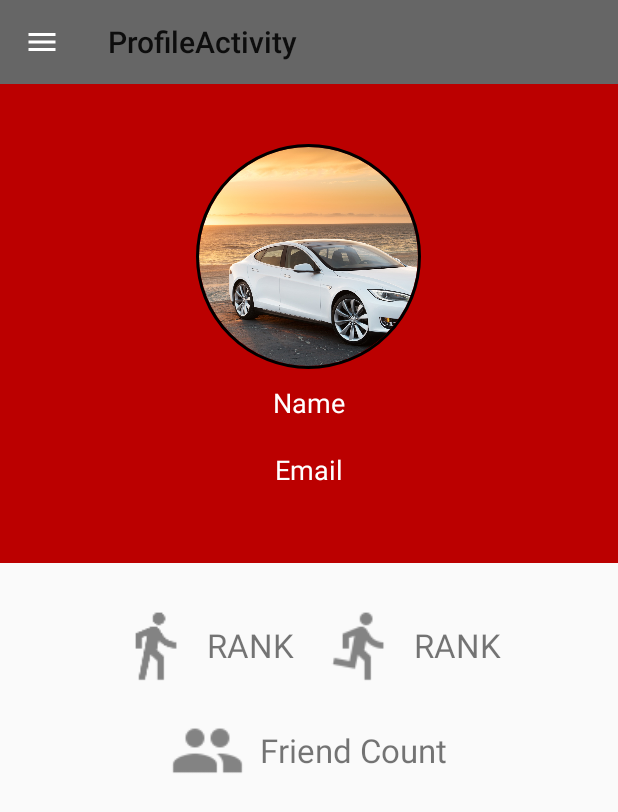
After one commit to SnackKing/FitnessTracker, an Android app: the ProfileActivity screen opened directly, with no data from a screen before it, on a phone screen of 412 x 824 dp. The commit adds this screen. Shown: the top 812 px of the screen. Run offline under Robolectric (Android 15) with nearby library versions, the phone set to English and light mode, and no system bars; our stand-ins replace CircleImageView.

Commit message:
Added Profile Page files and filled in layout

```diff
--- a/app/build.gradle
+++ b/app/build.gradle
@@ -31,6 +31,7 @@ dependencies {
     compile 'com.firebase:firebase-client-android:2.5.2'
     implementation 'com.android.support:appcompat-v7:27.0.2'
     implementation 'com.android.support:design:27.0.2'
+    compile 'de.hdodenhof:circleimageview:2.2.0'
 
     testImplementation 'junit:junit:4.12'
     androidTestImplementation 'com.android.support.test:runner:1.0.1'
@@ -61,4 +62,5 @@ dependencies {
 
 
 
+
 apply plugin: 'com.google.gms.google-services'
--- a/app/src/main/AndroidManifest.xml
+++ b/app/src/main/AndroidManifest.xml
@@ -21,25 +21,23 @@
         <activity
             android:name=".SignUpActivity"
             android:label="@string/title_activity_sign_up">
-            <!--<intent-filter>-->
-                <!--<action android:name="android.intent.action.MAIN" />-->
 
-                <!--<category android:name="android.intent.category.LAUNCHER" />-->
-            <!--</intent-filter>-->
+            <!-- <intent-filter> -->
+            <!-- <action android:name="android.intent.action.MAIN" /> -->
+
+
+            <!-- <category android:name="android.intent.category.LAUNCHER" /> -->
+            <!-- </intent-filter> -->
         </activity>
         <activity
             android:name=".StepCountActivity"
             android:label="FitnessTracker"
-            android:theme="@style/AppTheme.NoActionBar" >
+            android:theme="@style/AppTheme.NoActionBar">
+            <intent-filter>
+                <action android:name="android.intent.action.MAIN" />
 
-
-             <intent-filter>
-             <action android:name="android.intent.action.MAIN" />
-
-
-             <category android:name="android.intent.category.LAUNCHER" />
-             </intent-filter>
-
+                <category android:name="android.intent.category.LAUNCHER" />
+            </intent-filter>
         </activity>
         <activity
             android:name=".ChallengesActivity"
@@ -55,6 +53,10 @@
         <activity
             android:name=".HistoryActivity"
             android:label="@string/title_activity_history"
+            android:theme="@style/AppTheme.NoActionBar" />
+        <activity
+            android:name=".ProfileActivity"
+            android:label="@string/title_activity_profile"
             android:theme="@style/AppTheme.NoActionBar"></activity>
     </application>
 
--- /dev/null
+++ b/app/src/main/java/com/harshil/zach/fitnesstracker/ProfileActivity.java
@@ -0,0 +1,63 @@
+package com.harshil.zach.fitnesstracker;
+
+import android.content.Intent;
+import android.os.Bundle;
+import android.support.design.widget.FloatingActionButton;
+import android.support.design.widget.NavigationView;
+import android.support.design.widget.Snackbar;
+import android.support.v4.widget.DrawerLayout;
+import android.support.v7.app.ActionBar;
+import android.support.v7.app.AppCompatActivity;
+import android.support.v7.widget.Toolbar;
+import android.view.MenuItem;
+import android.view.View;
+
+public class ProfileActivity extends AppCompatActivity {
+
+    private DrawerLayout mDrawerLayout;
+
+
+    @Override
+    protected void onCreate(Bundle savedInstanceState) {
+        super.onCreate(savedInstanceState);
+        setContentView(R.layout.activity_profile);
+        Toolbar toolbar = (Toolbar) findViewById(R.id.toolbar);
+        setSupportActionBar(toolbar);
+        ActionBar actionbar = getSupportActionBar();
+        actionbar.setDisplayHomeAsUpEnabled(true);
+        actionbar.setHomeAsUpIndicator(R.drawable.ic_menu);
+
+        NavigationView navigationView = findViewById(R.id.nav_view);
+        navigationView.setNavigationItemSelectedListener(
+                new NavigationView.OnNavigationItemSelectedListener() {
+                    @Override
+                    public boolean onNavigationItemSelected(MenuItem menuItem) {
+                        // set item as selected to persist highlight
+                        menuItem.setChecked(true);
+                        int id =menuItem.getItemId();
+                        if(id == R.id.nav_account){
+                            Intent intent = new Intent(ProfileActivity.this,ProfileActivity.class);
+                            startActivity(intent);
+                        }
+                        else if(id == R.id.nav_challenges){
+                            Intent intent = new Intent(ProfileActivity.this,ChallengesActivity.class);
+                            startActivity(intent);
+                        }
+                        else if(id == R.id.nav_friends){
+
+                        }
+
+
+
+                        // close drawer when item is tapped
+                        mDrawerLayout.closeDrawers();
+
+                        // Add code here to update the UI based on the item selected
+                        // For example, swap UI fragments here
+
+                        return true;
+                    }
+                });
+    }
+
+}
--- a/app/src/main/java/com/harshil/zach/fitnesstracker/StepCountActivity.java
+++ b/app/src/main/java/com/harshil/zach/fitnesstracker/StepCountActivity.java
@@ -116,7 +116,8 @@ public class StepCountActivity extends AppCompatActivity {
                         menuItem.setChecked(true);
                         int id =menuItem.getItemId();
                         if(id == R.id.nav_account){
-
+                            Intent intent = new Intent(StepCountActivity.this,ProfileActivity.class);
+                            startActivity(intent);
                         }
                         else if(id == R.id.nav_challenges){
                             Intent intent = new Intent(StepCountActivity.this,ChallengesActivity.class);
--- /dev/null
+++ b/app/src/main/res/layout/activity_profile.xml
@@ -0,0 +1,139 @@
+<?xml version="1.0" encoding="utf-8"?>
+<!-- Use DrawerLayout as root container for activity -->
+<android.support.v4.widget.DrawerLayout xmlns:android="http://schemas.android.com/apk/res/android"
+    xmlns:tools="http://schemas.android.com/tools"
+    xmlns:app="http://schemas.android.com/apk/res-auto"
+    android:id="@+id/drawer_layout"
+    android:layout_width="match_parent"
+    android:layout_height="match_parent"
+    android:fitsSystemWindows="true"
+    android:gravity="center_horizontal"
+    tools:context="com.harshil.zach.fitnesstracker.ProfileActivity">
+
+    <LinearLayout
+        xmlns:app="http://schemas.android.com/apk/res-auto"
+        xmlns:tools="http://schemas.android.com/tools"
+        android:layout_width="match_parent"
+        android:layout_height="match_parent"
+        android:orientation="vertical"
+        app:layout_behavior="@string/appbar_scrolling_view_behavior"
+        tools:context="com.harshil.zach.fitnesstracker.ProfileActivity"
+        tools:showIn="@layout/activity_profile">
+        <android.support.v7.widget.Toolbar
+            android:id="@+id/toolbar"
+            android:layout_width="match_parent"
+            android:layout_height="?attr/actionBarSize"
+            android:background="?attr/colorPrimary"/>
+            <LinearLayout
+                android:layout_width="match_parent"
+                android:layout_height="wrap_content"
+                android:background="@color/colorAccent"
+                android:orientation="vertical"
+                android:layout_gravity="center"
+                android:padding="40dp">
+            <de.hdodenhof.circleimageview.CircleImageView
+                xmlns:app="http://schemas.android.com/apk/res-auto"
+                android:id="@+id/profile_image"
+                android:layout_width="150dp"
+                android:layout_height="150dp"
+                android:layout_gravity="center"
+                android:src="@drawable/profile"
+                app:civ_border_width="2dp"
+                app:civ_border_color="#FF000000"/>
+
+                <TextView
+                    android:layout_width="wrap_content"
+                    android:layout_height="wrap_content"
+                    android:layout_gravity="center"
+                    android:text="Name"
+                    android:textColor="#FFFFFF"
+                    android:layout_margin="10dp"
+                    android:textSize="18sp"
+                    android:id="@+id/name"/>
+
+                <TextView
+                    android:layout_width="wrap_content"
+                    android:layout_height="wrap_content"
+                    android:layout_gravity="center"
+                    android:text="Email"
+                    android:textColor="#FFFFFF"
+                    android:layout_margin="10dp"
+                    android:textSize="18sp"
+                    android:id="@+id/email" />
+            </LinearLayout>
+        <LinearLayout
+            android:layout_width="wrap_content"
+            android:layout_height="wrap_content"
+            android:layout_marginTop="30dp"
+            android:layout_gravity="center"
+            android:orientation="horizontal">
+            <ImageView
+                android:id="@+id/walker"
+                android:layout_width="50dp"
+                android:layout_height="50dp"
+                android:layout_alignParentStart="true"
+                android:layout_centerVertical="true"
+                android:layout_marginStart="10dp"
+                android:layout_weight="1"
+                app:srcCompat="@drawable/ic_walk" />
+            <TextView
+                android:layout_width="wrap_content"
+                android:layout_height="wrap_content"
+                android:layout_margin="10dp"
+                android:text="RANK"
+                android:textSize="22sp"
+                android:id="@+id/rank" />
+            <ImageView
+                android:id="@+id/runner"
+                android:layout_width="50dp"
+                android:layout_height="50dp"
+                android:layout_alignParentStart="true"
+                android:layout_centerVertical="true"
+                android:layout_marginStart="10dp"
+                android:layout_weight="1"
+                app:srcCompat="@drawable/ic_runner" />
+            <TextView
+                android:layout_width="wrap_content"
+                android:layout_height="wrap_content"
+                android:layout_margin="10dp"
+                android:text="RANK"
+                android:textSize="22sp"
+                android:id="@+id/runRank" />
+
+
+        </LinearLayout>
+        <LinearLayout
+            android:layout_width="wrap_content"
+            android:layout_height="wrap_content"
+            android:layout_marginTop="20dp"
+            android:layout_gravity="center">
+            <ImageView
+                android:id="@+id/friends"
+                android:layout_width="50dp"
+                android:layout_height="50dp"
+                android:layout_alignParentStart="true"
+                android:layout_centerVertical="true"
+                android:layout_marginStart="10dp"
+                android:layout_weight="1"
+                app:srcCompat="@drawable/ic_friends" />
+            <TextView
+                android:layout_width="wrap_content"
+                android:layout_height="wrap_content"
+                android:layout_margin="10dp"
+                android:text="Friend Count"
+                android:textSize="22sp"
+                android:id="@+id/numFriends" />
+
+        </LinearLayout>
+
+
+    </LinearLayout>
+    <android.support.design.widget.NavigationView
+        android:id="@+id/nav_view"
+        android:layout_width="wrap_content"
+        android:layout_height="match_parent"
+        android:layout_gravity="start"
+        android:fitsSystemWindows="true"
+        app:menu="@menu/nav_drawer"
+        app:headerLayout="@layout/nav_header"/>
+</android.support.v4.widget.DrawerLayout>
--- a/app/src/main/res/values/strings.xml
+++ b/app/src/main/res/values/strings.xml
@@ -26,4 +26,5 @@
     <string name="navigation_drawer_close">Close navigation drawer</string>
 
     <string name="action_settings">Settings</string>
+    <string name="title_activity_profile">ProfileActivity</string>
 </resources>
--- a/app/src/main/res/values/styles.xml
+++ b/app/src/main/res/values/styles.xml
@@ -9,9 +9,10 @@
     </style>
 
     <style name="AppTheme.NoActionBar">
-    <item name="windowActionBar">false</item>
-    <item name="windowNoTitle">true</item>
+        <item name="windowActionBar">false</item>
+        <item name="windowNoTitle">true</item>
     </style>
+
     <style name="NoActionBar" parent="AppTheme">
         <item name="android:windowActionBar">false</item>
         <item name="android:windowNoTitle">true</item>
@@ -22,5 +23,4 @@
     <style name="AppTheme.PopupOverlay" parent="ThemeOverlay.AppCompat.Light" />
 
 
-
 </resources>
```
Also changed, not shown: app/src/main/res/drawable-hdpi/ic_friends.png (added), app/src/main/res/drawable-hdpi/ic_runner.png (added), app/src/main/res/drawable-mdpi/ic_friends.png (added), app/src/main/res/drawable-mdpi/ic_runner.png (added), app/src/main/res/drawable-xhdpi/ic_friends.png (added), app/src/main/res/drawable-xhdpi/ic_runner.png (added), app/src/main/res/drawable-xxhdpi/ic_friends.png (added), app/src/main/res/drawable-xxhdpi/ic_runner.png (added), app/src/main/res/drawable/profile.png (added).
